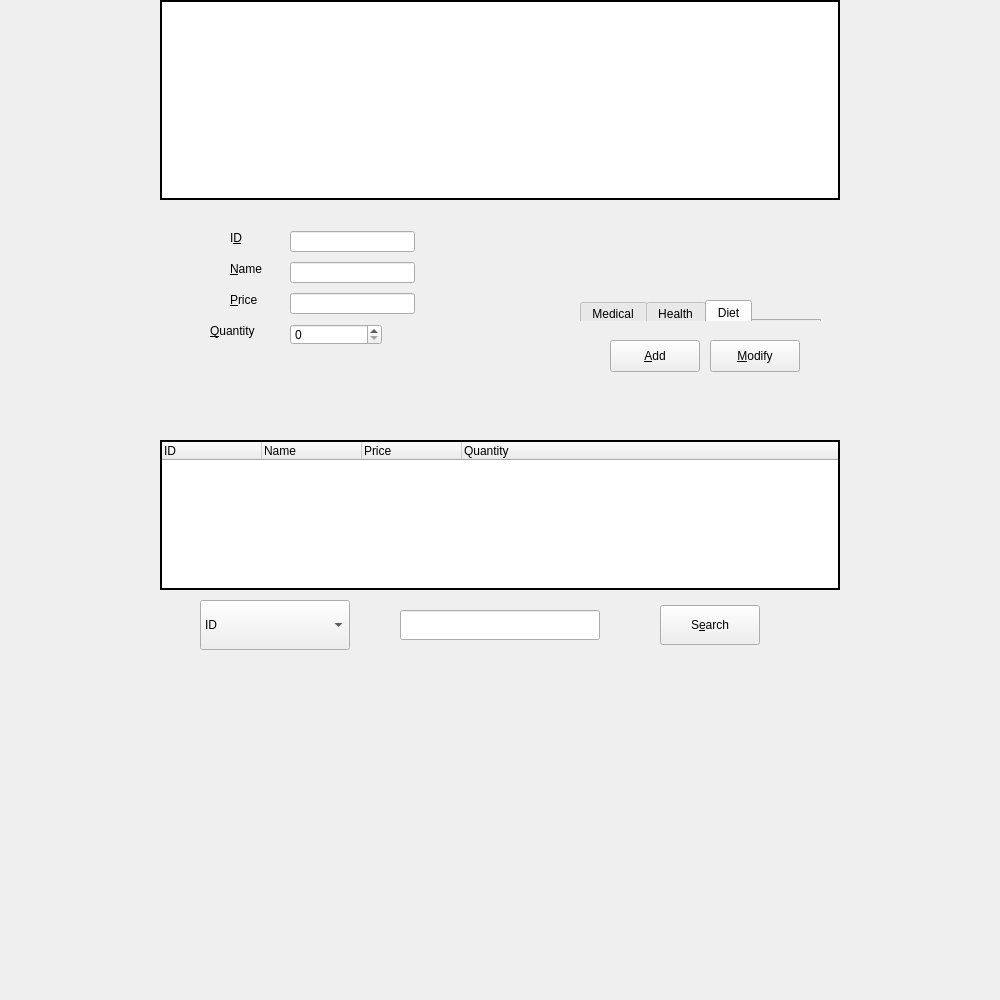
Qt form merchandisemanage.ui (GlennPark/OliveHealthCare) before a commit.
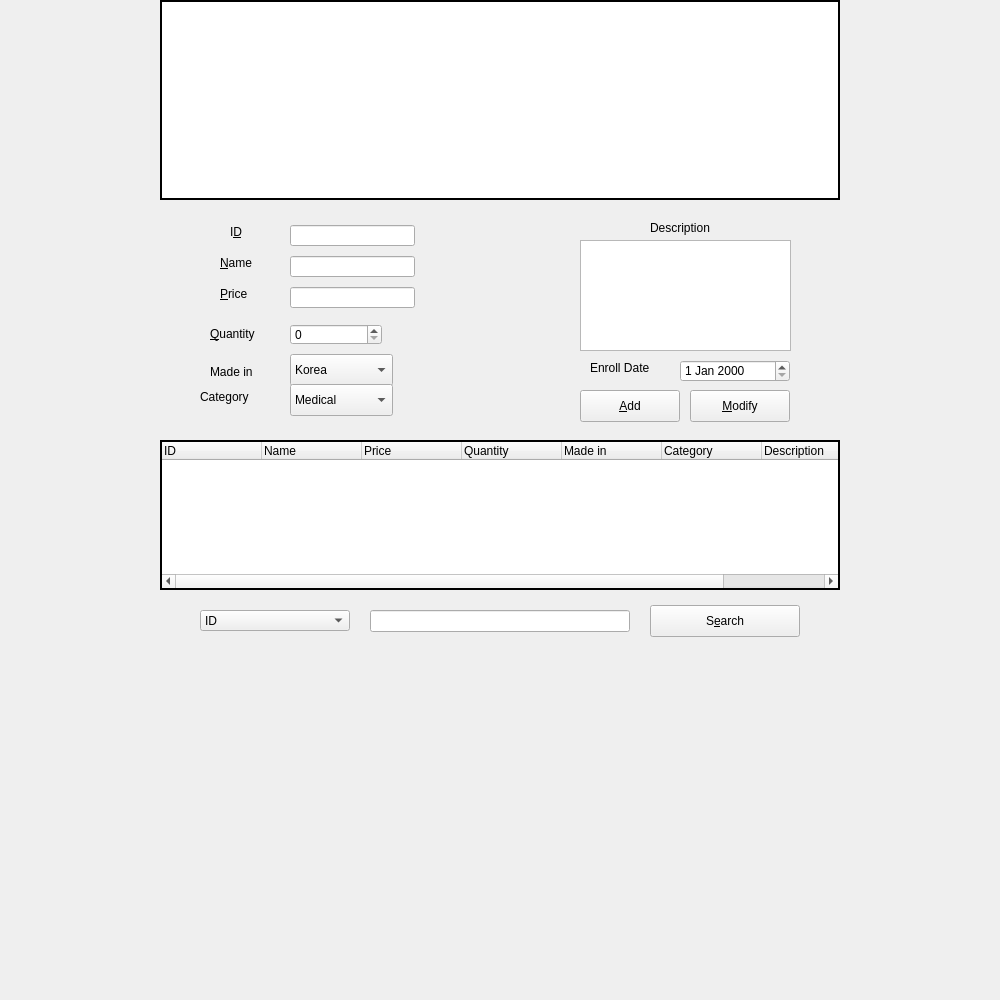
The same form after that commit. Icons and pictures are not drawn.

Diff of the .ui file:
```diff
--- a/merchandisemanage.ui
+++ b/merchandisemanage.ui
@@ -51,14 +51,34 @@
      <string>Quantity</string>
     </property>
    </column>
+   <column>
+    <property name="text">
+     <string>Made in</string>
+    </property>
+   </column>
+   <column>
+    <property name="text">
+     <string>Category</string>
+    </property>
+   </column>
+   <column>
+    <property name="text">
+     <string>Description</string>
+    </property>
+   </column>
+   <column>
+    <property name="text">
+     <string>Enroll Date</string>
+    </property>
+   </column>
   </widget>
   <widget class="QPushButton" name="searchPushButton">
    <property name="geometry">
     <rect>
-     <x>660</x>
+     <x>650</x>
      <y>605</y>
-     <width>100</width>
-     <height>40</height>
+     <width>150</width>
+     <height>32</height>
     </rect>
    </property>
    <property name="text">
@@ -69,39 +89,11 @@
      <normaloff>:/images/icons8-application-64.png</normaloff>:/images/icons8-application-64.png</iconset>
    </property>
   </widget>
-  <widget class="QTabWidget" name="favoriteTabWidget">
-   <property name="geometry">
-    <rect>
-     <x>580</x>
-     <y>300</y>
-     <width>241</width>
-     <height>21</height>
-    </rect>
-   </property>
-   <property name="currentIndex">
-    <number>2</number>
-   </property>
-   <widget class="QWidget" name="medicalTab">
-    <attribute name="title">
-     <string>Medical</string>
-    </attribute>
-   </widget>
-   <widget class="QWidget" name="healthTab">
-    <attribute name="title">
-     <string>Health</string>
-    </attribute>
-   </widget>
-   <widget class="QWidget" name="dietTab">
-    <attribute name="title">
-     <string>Diet</string>
-    </attribute>
-   </widget>
-  </widget>
   <widget class="QLineEdit" name="idLineEdit">
    <property name="geometry">
     <rect>
      <x>290</x>
-     <y>231</y>
+     <y>225</y>
      <width>125</width>
      <height>21</height>
     </rect>
@@ -114,7 +106,7 @@
    <property name="geometry">
     <rect>
      <x>290</x>
-     <y>293</y>
+     <y>287</y>
      <width>125</width>
      <height>21</height>
     </rect>
@@ -124,7 +116,7 @@
    <property name="geometry">
     <rect>
      <x>290</x>
-     <y>262</y>
+     <y>256</y>
      <width>125</width>
      <height>21</height>
     </rect>
@@ -147,7 +139,7 @@
    <property name="geometry">
     <rect>
      <x>210</x>
-     <y>321</y>
+     <y>324</y>
      <width>71</width>
      <height>20</height>
     </rect>
@@ -162,8 +154,8 @@
   <widget class="QLabel" name="nameLabel">
    <property name="geometry">
     <rect>
-     <x>230</x>
-     <y>259</y>
+     <x>220</x>
+     <y>253</y>
      <width>51</width>
      <height>20</height>
     </rect>
@@ -179,7 +171,7 @@
    <property name="geometry">
     <rect>
      <x>230</x>
-     <y>230</y>
+     <y>224</y>
      <width>16</width>
      <height>16</height>
     </rect>
@@ -194,8 +186,8 @@
   <widget class="QLabel" name="priceLabel">
    <property name="geometry">
     <rect>
-     <x>230</x>
-     <y>290</y>
+     <x>220</x>
+     <y>284</y>
      <width>51</width>
      <height>20</height>
     </rect>
@@ -227,9 +219,9 @@
    <property name="geometry">
     <rect>
      <x>200</x>
-     <y>600</y>
+     <y>610</y>
      <width>150</width>
-     <height>50</height>
+     <height>21</height>
     </rect>
    </property>
    <item>
@@ -256,19 +248,19 @@
   <widget class="QLineEdit" name="searchLineEdit">
    <property name="geometry">
     <rect>
-     <x>400</x>
+     <x>370</x>
      <y>610</y>
-     <width>200</width>
-     <height>30</height>
+     <width>260</width>
+     <height>22</height>
     </rect>
    </property>
   </widget>
   <widget class="QPushButton" name="addPushButton">
    <property name="geometry">
     <rect>
-     <x>610</x>
-     <y>340</y>
-     <width>90</width>
+     <x>580</x>
+     <y>390</y>
+     <width>100</width>
      <height>32</height>
     </rect>
    </property>
@@ -279,9 +271,9 @@
   <widget class="QPushButton" name="modifyPushButton">
    <property name="geometry">
     <rect>
-     <x>710</x>
-     <y>340</y>
-     <width>90</width>
+     <x>690</x>
+     <y>390</y>
+     <width>100</width>
      <height>32</height>
     </rect>
    </property>
@@ -289,6 +281,138 @@
     <string>&amp;Modify</string>
    </property>
   </widget>
+  <widget class="QDateEdit" name="dateEdit">
+   <property name="geometry">
+    <rect>
+     <x>680</x>
+     <y>360</y>
+     <width>110</width>
+     <height>22</height>
+    </rect>
+   </property>
+  </widget>
+  <widget class="QLabel" name="dateLabel">
+   <property name="geometry">
+    <rect>
+     <x>590</x>
+     <y>360</y>
+     <width>71</width>
+     <height>16</height>
+    </rect>
+   </property>
+   <property name="text">
+    <string>Enroll Date</string>
+   </property>
+  </widget>
+  <widget class="QLabel" name="madeinLabel">
+   <property name="geometry">
+    <rect>
+     <x>210</x>
+     <y>364</y>
+     <width>58</width>
+     <height>16</height>
+    </rect>
+   </property>
+   <property name="text">
+    <string>Made in</string>
+   </property>
+  </widget>
+  <widget class="QLabel" name="descriptionLabel">
+   <property name="geometry">
+    <rect>
+     <x>650</x>
+     <y>220</y>
+     <width>71</width>
+     <height>16</height>
+    </rect>
+   </property>
+   <property name="text">
+    <string>Description</string>
+   </property>
+  </widget>
+  <widget class="QComboBox" name="madeinComboBox">
+   <property name="geometry">
+    <rect>
+     <x>290</x>
+     <y>354</y>
+     <width>103</width>
+     <height>32</height>
+    </rect>
+   </property>
+   <item>
+    <property name="text">
+     <string>Korea</string>
+    </property>
+   </item>
+   <item>
+    <property name="text">
+     <string>Italy</string>
+    </property>
+   </item>
+   <item>
+    <property name="text">
+     <string>USA</string>
+    </property>
+   </item>
+   <item>
+    <property name="text">
+     <string>Taiwan</string>
+    </property>
+   </item>
+   <item>
+    <property name="text">
+     <string>Japan</string>
+    </property>
+   </item>
+  </widget>
+  <widget class="QTextEdit" name="textEdit">
+   <property name="geometry">
+    <rect>
+     <x>580</x>
+     <y>240</y>
+     <width>211</width>
+     <height>111</height>
+    </rect>
+   </property>
+  </widget>
+  <widget class="QComboBox" name="categoryComboBox">
+   <property name="geometry">
+    <rect>
+     <x>290</x>
+     <y>384</y>
+     <width>103</width>
+     <height>32</height>
+    </rect>
+   </property>
+   <item>
+    <property name="text">
+     <string>Medical</string>
+    </property>
+   </item>
+   <item>
+    <property name="text">
+     <string>Health</string>
+    </property>
+   </item>
+   <item>
+    <property name="text">
+     <string>Diet</string>
+    </property>
+   </item>
+  </widget>
+  <widget class="QLabel" name="categoryLabel">
+   <property name="geometry">
+    <rect>
+     <x>200</x>
+     <y>389</y>
+     <width>58</width>
+     <height>16</height>
+    </rect>
+   </property>
+   <property name="text">
+    <string>Category</string>
+   </property>
+  </widget>
  </widget>
  <resources>
   <include location="resources.qrc"/>
```
Left out of the diff: 2 changed lines with no effect on the pictures.
